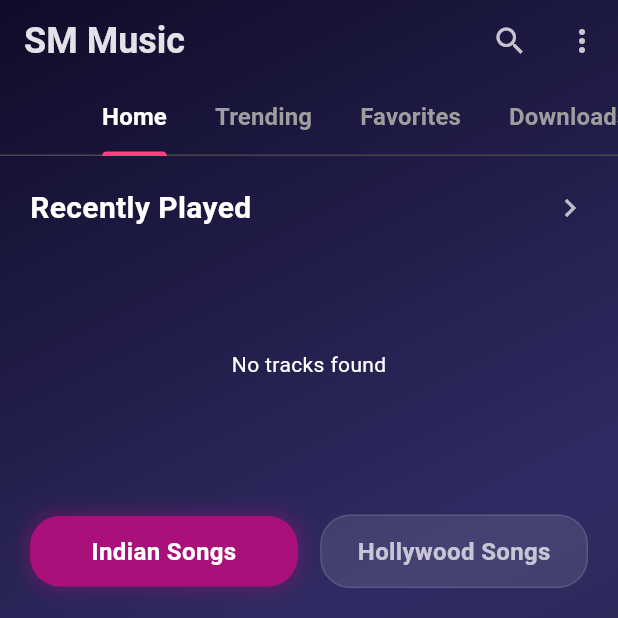
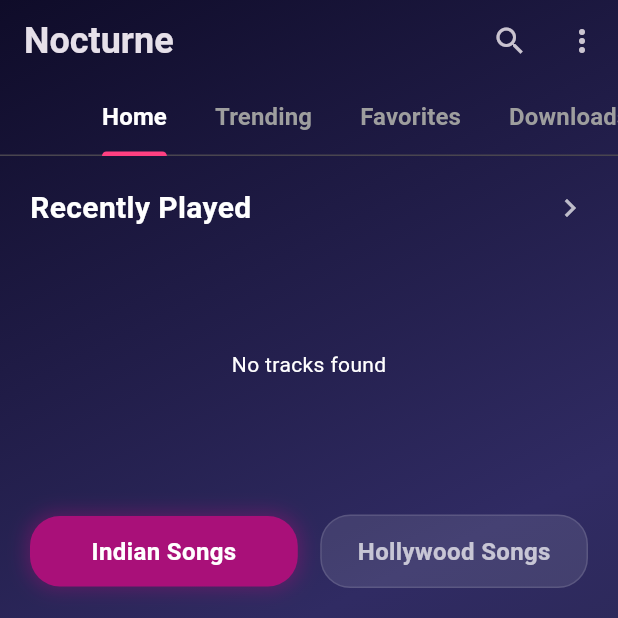
Before and after one commit to moazzam-samoo/nocturne, a Flutter app: the screen it shows after launch, on a phone screen of 412 x 824 dp, the top half of it. Run offline on Flutter 3.47's test engine with Material 3 defaults, Android fonts, the light colour scheme and no system bars; our stand-ins replace audio_video_progress_bar, cached_network_image, dio, flutter_animate, flutter_local_notifications, get and 4 more; network calls fail; Roboto replaces fonts that are missing (Outfit).

Commit message:
chore: Rebrand app to Nocturne and update app icon

```diff
--- a/lib/app/presentation/screens/main_screen.dart
+++ b/lib/app/presentation/screens/main_screen.dart
@@ -60,7 +60,7 @@ class MainScreen extends StatelessWidget {
                     ),
                     onChanged: (val) => musicController.search(val),
                   )
-                : const Text('SM Music', key: ValueKey('appTitle'), style: TextStyle(fontWeight: FontWeight.bold, fontSize: 24)),
+                : const Text('Nocturne', key: ValueKey('appTitle'), style: TextStyle(fontWeight: FontWeight.bold, fontSize: 24)),
           )),
           centerTitle: false,
           actions: [
--- a/lib/main.dart
+++ b/lib/main.dart
@@ -20,7 +20,7 @@ class JMMusicApp extends StatelessWidget {
   @override
   Widget build(BuildContext context) {
     return GetMaterialApp(
-      title: 'SM Music',
+      title: 'Nocturne',
       debugShowCheckedModeBanner: false,
       theme: ThemeData(
         useMaterial3: true,
```
Also changed, not shown: assets/icons/app_logo.png, 27 other files.
